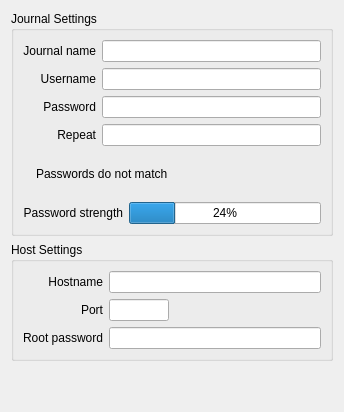
This is ui/mysqljournalpage.ui in pwizard2/robojournal as Qt 5 draws it before an edit. The edited form follows.
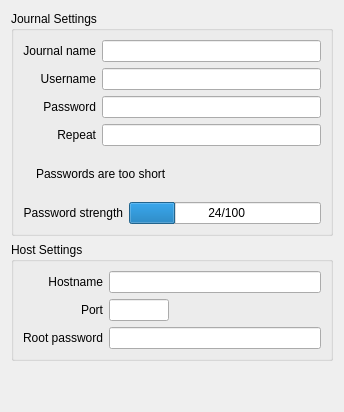
This is the edited form. Icons and pictures are not drawn.

Commit message: fixed favorites database bug affecting first-run

What changed in the file:
```diff
--- a/ui/mysqljournalpage.ui
+++ b/ui/mysqljournalpage.ui
@@ -135,7 +135,7 @@
         <item>
          <widget class="QLabel" name="MatchNotify">
           <property name="text">
-           <string>Passwords do not match</string>
+           <string>Passwords are too short</string>
           </property>
          </widget>
         </item>
@@ -180,6 +180,9 @@
           <property name="textVisible">
            <bool>true</bool>
           </property>
+          <property name="format">
+           <string> %p/100</string>
+          </property>
          </widget>
         </item>
        </layout>
```
Left out of the diff: 2 changed lines with no effect on the pictures. The commit also changes 2 other files.
